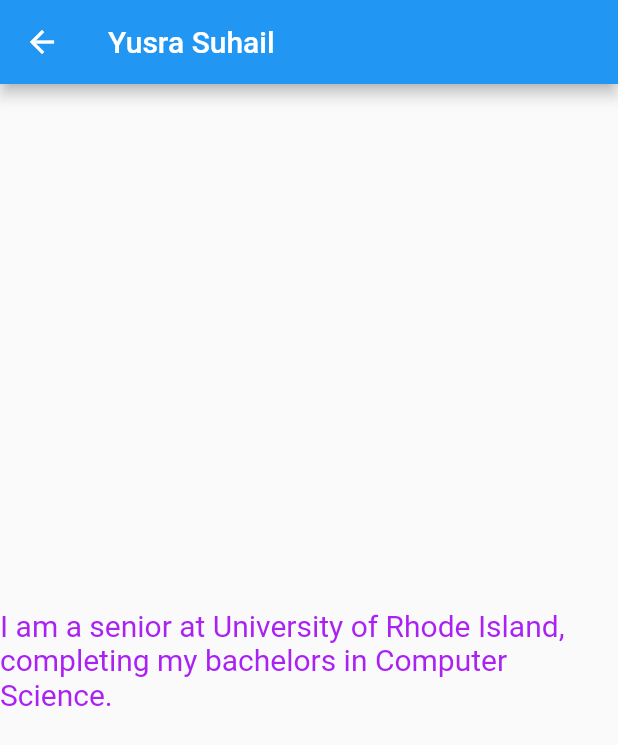
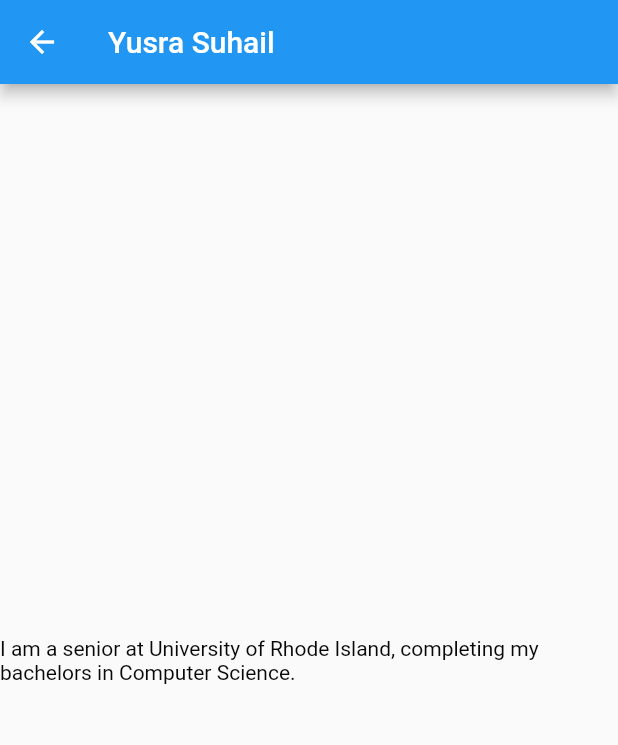
Before and after one commit to Liam-Cannon-Yusra-Suhail-Partnership/ly_app, a Flutter app: the IntroMember2 screen opened directly, on a phone screen of 412 x 824 dp. Shown: the top 745 px of the screen. Run offline on Flutter 3.47's test engine with Material 2 defaults, Android fonts, the light colour scheme and no system bars.

Commit message:
about content added

```diff
--- a/lib/main.dart
+++ b/lib/main.dart
@@ -238,8 +238,8 @@
               'I am a senior at University of Rhode Island, completing my bachelors in Computer Science.',
               textScaleFactor: 2.0,
               style: TextStyle(
-                color: Color.fromARGB(255, 170, 33, 243),
-                fontSize: 10.0
+                color: Color.fromARGB(255, 9, 8, 9),
+                fontSize: 7.0
               ),
             ),
           ]
```
Also changed, not shown: 2 other files.
